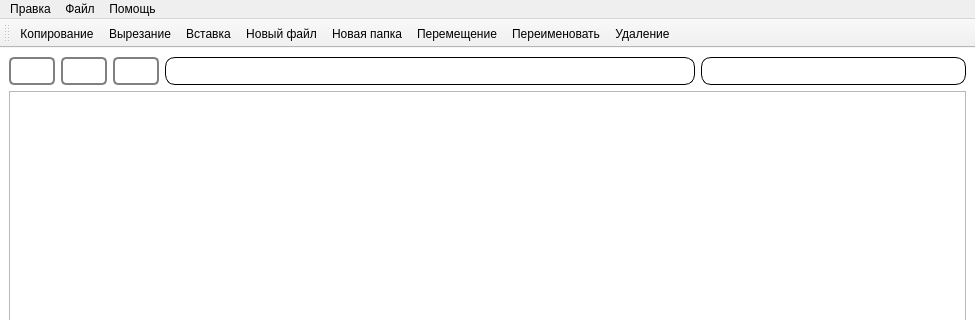
Old version of the form mainwindow.ui in the repository Filimon4/python_file_manager; both pictures show x 0 to 975 and y 0 to 320 of the 975 by 571 pixel window.
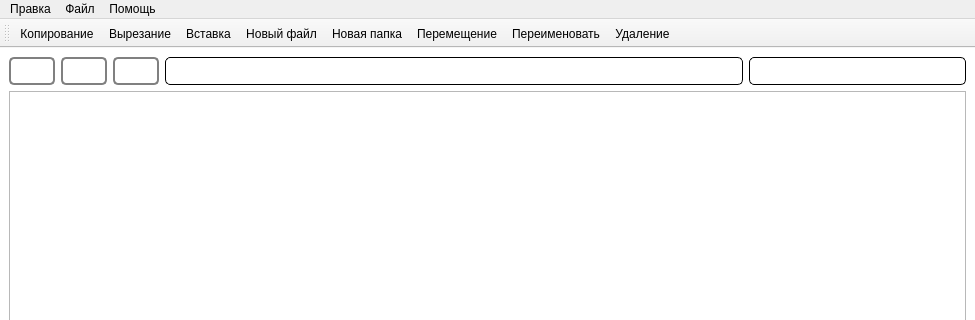
New version of the form. Icons and pictures are not drawn.

What changed in the file:
```diff
--- a/mainwindow.ui
+++ b/mainwindow.ui
@@ -64,7 +64,7 @@
    </property>
    <layout class="QVBoxLayout" name="verticalLayout">
     <item>
-     <layout class="QHBoxLayout" name="horizontalLayout_2" stretch="1,1,1,8,4">
+     <layout class="QHBoxLayout" name="horizontalLayout_2" stretch="1,1,1,8,3">
       <item>
        <widget class="QPushButton" name="undo_btn">
         <property name="sizePolicy">
@@ -141,7 +141,7 @@
         </property>
         <property name="styleSheet">
          <string notr="true">border: 1px solid black;
-border-radius: 10px;
+border-radius: 5px;
 
 
 </string>
@@ -155,15 +155,18 @@
        </widget>
       </item>
       <item>
-       <widget class="QLabel" name="find">
+       <widget class="QLineEdit" name="find">
+        <property name="sizePolicy">
+         <sizepolicy hsizetype="Preferred" vsizetype="Preferred">
+          <horstretch>0</horstretch>
+          <verstretch>0</verstretch>
+         </sizepolicy>
+        </property>
         <property name="styleSheet">
          <string notr="true">border: 1px solid black;
-border-radius: 10px;
+border-radius: 5px;
 </string>
         </property>
-        <property name="text">
-         <string/>
-        </property>
        </widget>
       </item>
      </layout>
```
